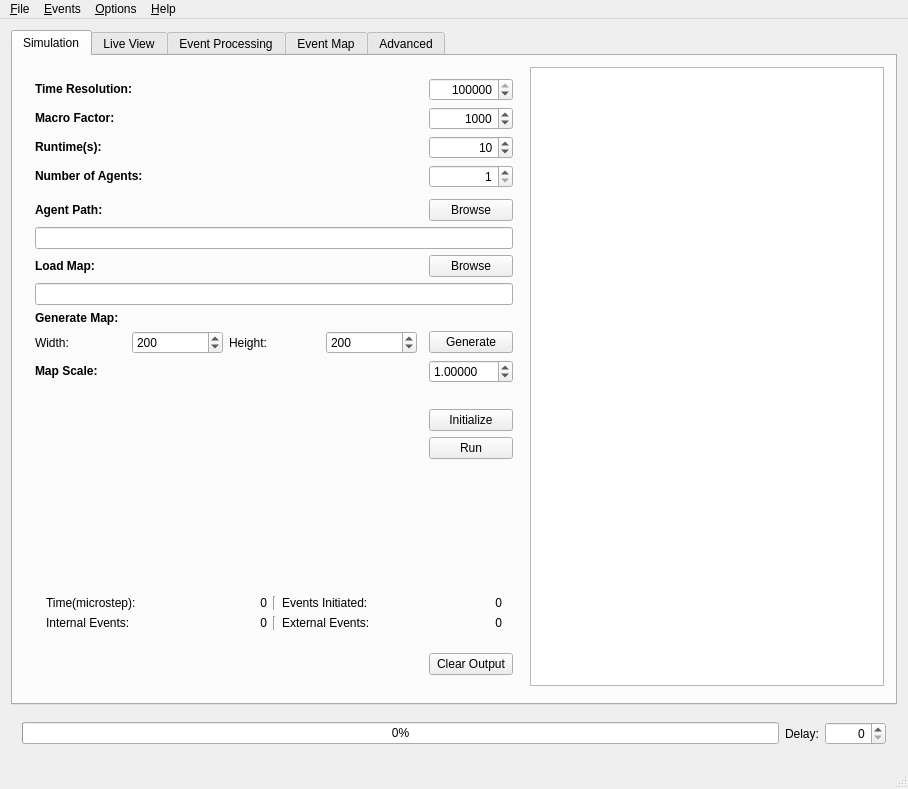
First picture: the form in mainwindow.ui, repository sojoe02/RANA, before the edit.
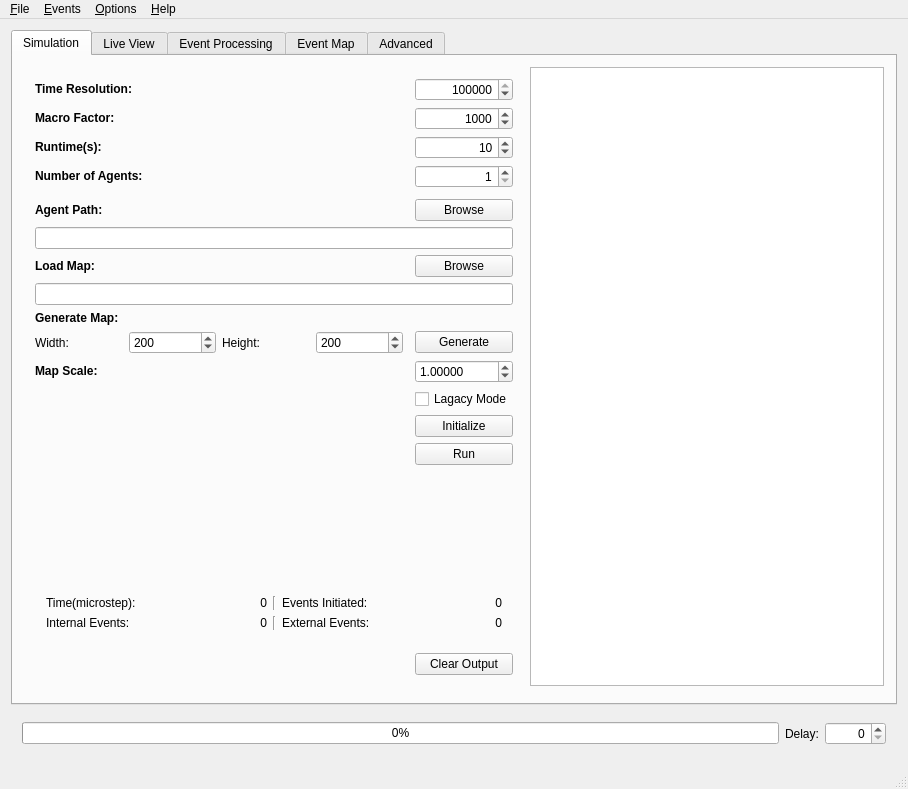
Second picture: the form after the edit.

The edit to the form file:
```diff
--- a/mainwindow.ui
+++ b/mainwindow.ui
@@ -620,6 +620,16 @@
              </item>
             </layout>
            </item>
+           <item row="16" column="2">
+            <widget class="QCheckBox" name="checkBox">
+             <property name="toolTip">
+              <string>&lt;html&gt;&lt;head/&gt;&lt;body&gt;&lt;p&gt;If you agent returns event data on 'initiateEvent' and 'handleEvent' you need to enable legacy mode.&lt;/p&gt;&lt;/body&gt;&lt;/html&gt;</string>
+             </property>
+             <property name="text">
+              <string>Lagacy Mode</string>
+             </property>
+            </widget>
+           </item>
           </layout>
          </widget>
         </item>
```
